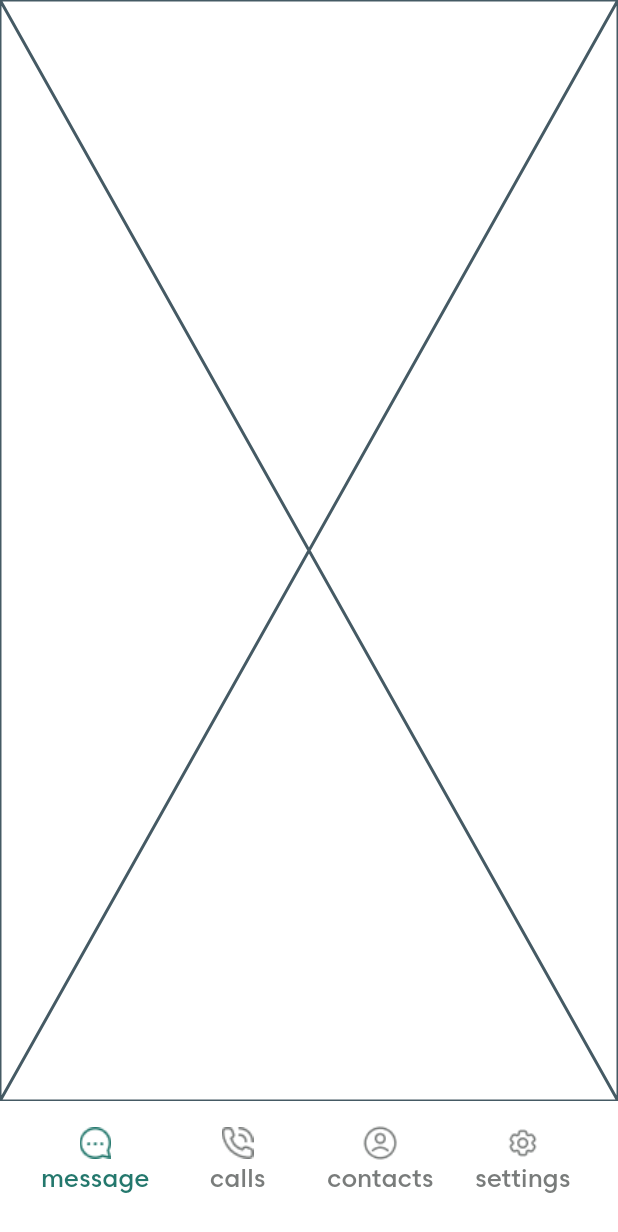
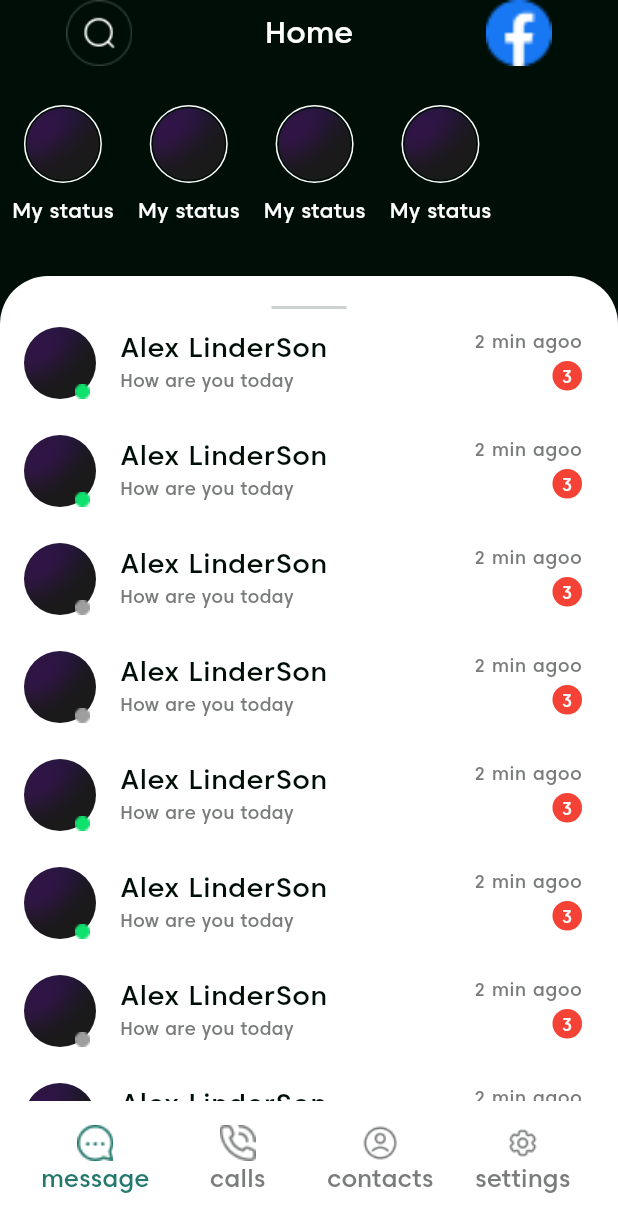
Before and after one commit to htpit1106/Chat-Box-App, a Flutter app: the MainTabChild screen opened directly, on a phone screen of 412 x 824 dp. Shown: the top 1232 px of the screen. Run offline on Flutter 3.47's test engine with Material 3 defaults, Android fonts, the phone set to English and light mode, and no system bars; drawn by our look-alikes of flutter_slidable; our stand-ins replace cloud_firestore, equatable, firebase_auth, firebase_core, flutter_bloc, flutter_secure_storage and 3 more; accounts and stored records are empty.

Commit message:
feat: Implement initial Home screen UI and enhance user profile

```diff
--- a/lib/core/constants/asset_constants.dart
+++ b/lib/core/constants/asset_constants.dart
@@ -6,6 +6,8 @@ class AssetConstants {
 
   static const String logoApp = '$_imagesBasePath/logo_app.png';
   static const String logSmall = '$_imagesBasePath/logo_small.png';
+  static const String onboardingBg = '$_imagesBasePath/onboarding_bg.png';
+
 
   // social button
   static const String google = '$_iconsBasePath/google.png';
@@ -17,4 +19,14 @@ class AssetConstants {
   static const String calls = '$_iconsBasePath/calls.png';
   static const String contacts = '$_iconsBasePath/contacts.png';
   static const String settings = '$_iconsBasePath/settings.png';
+
+  // home
+  static const String onlinePoint = '$_iconsBasePath/online_point.png';
+  static const String search = '$_iconsBasePath/search.png';
+  static const String trash = '$_iconsBasePath/trash.png';
+
+
+
+
+
 }
--- a/lib/core/widgets/image/app_assets_image.dart
+++ b/lib/core/widgets/image/app_assets_image.dart
@@ -25,7 +25,7 @@ class AppAssetImage extends StatelessWidget {
       errorBuilder: (context, url, error) {
         return _buildPlaceHolderImage();
       },
-      fit: fit,
+      fit: fit ?? BoxFit.cover,
       color: colorIcon,
     );
   }
--- a/lib/data/models/user_profile/profile_entity.dart
+++ b/lib/data/models/user_profile/profile_entity.dart
@@ -7,13 +7,25 @@ class ProfileEntity {
   final String? email;
   final String? name;
   final String? avatarUrl;
+  final bool? isOnline;
+  final DateTime? lastSeen;
+  final String? fcmToken;
+  final DateTime? createdAt;
+
+
 
   ProfileEntity({
-   this.uid,
-   this.email,
-   this.name,
-   this.avatarUrl,
-});
+    this.uid,
+    this.email,
+    this.name,
+    this.avatarUrl,
+    this.isOnline = true,
+    this.lastSeen,
+    this.fcmToken,
+    DateTime? createdAt,
+  }) : createdAt = createdAt ?? DateTime.now();
+
+
   factory ProfileEntity.fromJson(Map<String, dynamic> json) => _$ProfileEntityFromJson(json);
   Map<String, dynamic> toJson() => _$ProfileEntityToJson(this);
 
--- a/lib/features/intro/onboarding/onboarding_page.dart
+++ b/lib/features/intro/onboarding/onboarding_page.dart
@@ -45,7 +45,7 @@ class _OnboardingPageChildState extends State<OnboardingPageChild> {
         height: double.infinity,
         decoration: const BoxDecoration(
           image: DecorationImage(
-            image: AssetImage('assets/images/onboarding_bg.png'),
+            image: AssetImage(AssetConstants.onboardingBg),
             fit: BoxFit.cover,
           ),
         ),
--- a/lib/features/main/home/home_page.dart
+++ b/lib/features/main/home/home_page.dart
@@ -1,10 +1,97 @@
+import 'package:chatbox/core/constants/asset_constants.dart';
+import 'package:chatbox/core/extensions/num_extension.dart';
+import 'package:chatbox/core/theme/app_colors.dart';
+import 'package:chatbox/core/theme/app_text_style.dart';
+import 'package:chatbox/core/widgets/divider/app_divider.dart';
+import 'package:chatbox/core/widgets/image/app_assets_image.dart';
+import 'package:chatbox/features/main/home/widget/chat_item.dart';
+import 'package:chatbox/features/main/home/widget/status_item.dart';
 import 'package:flutter/material.dart';
+import 'package:flutter_slidable/flutter_slidable.dart';
 
 class HomePage extends StatelessWidget {
   const HomePage({super.key});
 
   @override
   Widget build(BuildContext context) {
-    return const Placeholder();
+    return Scaffold(
+      backgroundColor: AppColors.backgroundDark,
+      body: Column(
+        spacing: 20,
+        children: [
+          _buildHeader(),
+          Expanded(child: _buildListChats(context)),
+        ],
+      ),
+    );
+  }
+
+  Widget _buildHeader() {
+    return SafeArea(
+      child: Column(
+        spacing: 20,
+        children: [
+          Row(
+            mainAxisAlignment: MainAxisAlignment.spaceAround,
+            crossAxisAlignment: CrossAxisAlignment.center,
+            children: [
+              AppAssetImage(path: AssetConstants.search, size: Size(44, 44)),
+              Text("Home", style: AppTextStyle.white.s20.w500),
+              AppAssetImage(path: AssetConstants.facebook, size: Size(44, 44)),
+            ],
+          ),
+          SizedBox(
+            height: 100,
+            width: double.infinity,
+            child: ListView(
+              scrollDirection: Axis.horizontal,
+              children: [StatusItem(), StatusItem(), StatusItem(), StatusItem()],
+            ),
+          ),
+        ],
+      ),
+    );
+  }
+
+  Widget _buildListChats(BuildContext context) {
+    return Container(
+      width: double.infinity,
+      decoration: BoxDecoration(
+        borderRadius: BorderRadius.vertical(top: Radius.circular(32)),
+        color: Colors.white,
+      ),
+      child: Column(
+        children: [
+          SizedBox(height: 20),
+          SizedBox(
+            width: double.infinity,
+            height: 2,
+            child: VerticalDivider(color: AppColors.greyCD, thickness: 50),
+          ),
+          Expanded(
+            child: ListView(
+              children: [
+                ChatItem(
+                  onPressDelete: () {
+                  },
+                  onPressNotification: () {
+
+                  }
+                ),
+                ChatItem(),
+                ChatItem(isOnline: false, onNotification: true),
+                ChatItem(isOnline: false),
+                ChatItem(),
+                ChatItem(),
+                ChatItem(isOnline: false),
+                ChatItem(),
+                ChatItem(isOnline: false),
+                ChatItem(),
+              ],
+            ),
+          ),
+        ],
+      ),
+    );
   }
 }
--- /dev/null
+++ b/lib/features/main/home/widget/chat_item.dart
@@ -0,0 +1,138 @@
+import 'package:chatbox/core/constants/asset_constants.dart';
+import 'package:chatbox/core/extensions/num_extension.dart';
+import 'package:chatbox/core/theme/app_text_style.dart';
+import 'package:chatbox/core/widgets/image/app_assets_image.dart';
+import 'package:flutter/material.dart';
+import 'package:flutter_slidable/flutter_slidable.dart';
+
+class ChatItem extends StatelessWidget {
+  // id key
+  final String? id;
+  final String? avatar;
+  final String name;
+  final String lastMessage;
+  final String time;
+  final int unreadCount;
+  final bool isOnline;
+  final bool onNotification;
+  final VoidCallback? onPressDelete;
+  final VoidCallback? onPressNotification;
+
+
+  const ChatItem({
+    super.key,
+     this.id,
+    this.avatar,
+    this.name = "Alex LinderSon",
+    this.lastMessage = "How are you today",
+    this.time = "2 min agoo",
+    this.unreadCount = 3,
+    this.isOnline = true,
+    this.onNotification = false,
+    this.onPressDelete,
+    this.onPressNotification,
+  });
+
+  @override
+  Widget build(BuildContext context) {
+    return Slidable(
+      key: Key(id?? ""),
+      // The end action pane is the one at the right or the bottom side.
+      endActionPane: ActionPane(
+        motion: const ScrollMotion(),
+        extentRatio: 0.3,
+        openThreshold: 0.1,
+        children: [
+          Builder(
+            builder: (context) {
+              return GestureDetector(
+                onTap: () {
+                  Slidable.of(context)?.close();
+                  onPressNotification?.call();
+                },
+                child: Container(
+                  width: 44,
+                  height: 44,
+                  decoration: const BoxDecoration(color: Colors.black, shape: BoxShape.circle),
+                  child: Icon(
+                    onNotification ? Icons.notifications_active_rounded : Icons.notifications_off,
+                    color: Colors.white,
+                    size: 22,
+                  ),
+                ),
+              );
+            },
+          ),
+          16.width,
+
+          Builder(
+            builder: (context) {
+              return GestureDetector(
+                onTap: () {
+                  Slidable.of(context)?.close(); //
+                  onPressDelete?.call();
+                },
+                child: Container(
+                  width: 44,
+                  height: 44,
+                  decoration: const BoxDecoration(color: Colors.red, shape: BoxShape.circle),
+                  child: AppAssetImage(path: AssetConstants.trash, fit: BoxFit.none),
+                ),
+              );
+            },
+          ),
+        ],
+      ),
+      child: ListTile(
+        leading: Stack(
+          children: [
+            SizedBox(
+              width: 48,
+              height: 48,
+              child: ClipRRect(
+                borderRadius: BorderRadius.circular(100),
+                child: avatar == null
+                    ? AppAssetImage(path: AssetConstants.onboardingBg)
+                    : Image.network(avatar!),
+              ),
+            ),
+            Positioned(
+              bottom: 0,
+              right: 4,
+              child: AppAssetImage(
+                path: AssetConstants.onlinePoint,
+                size: Size(10, 10),
+                colorIcon: isOnline ? Color(0xFF0FE16D) : Colors.grey,
+              ),
+            ),
+          ],
+        ),
+        title: Text(
+          name,
+          style: AppTextStyle.black.s18.w500,
+          maxLines: 1,
+          overflow: TextOverflow.ellipsis,
+        ),
+        subtitle: Text(
+          lastMessage,
+          style: AppTextStyle.gray.s12,
+          maxLines: 1,
+          overflow: TextOverflow.ellipsis,
+        ),
+        trailing: Column(
+          mainAxisAlignment: MainAxisAlignment.center,
+          crossAxisAlignment: CrossAxisAlignment.end,
+          children: [
+            Text(time, style: AppTextStyle.gray.s12),
+            if (unreadCount > 0)
+              Container(
+                padding: const EdgeInsets.all(6),
+                decoration: BoxDecoration(color: Colors.red, shape: BoxShape.circle),
+                child: Text(unreadCount.toString(), style: AppTextStyle.white.s12),
+              ),
+          ],
+        ),
+      ),
+    );
+  }
+}
--- /dev/null
+++ b/lib/features/main/home/widget/status_item.dart
@@ -0,0 +1,55 @@
+import 'package:chatbox/core/constants/asset_constants.dart';
+import 'package:chatbox/core/theme/app_colors.dart';
+import 'package:chatbox/core/theme/app_text_style.dart';
+import 'package:chatbox/core/widgets/image/app_assets_image.dart';
+import 'package:flutter/material.dart';
+
+class StatusItem extends StatelessWidget {
+  final String? iconPath;
+  final String name;
+
+  // value of status
+  final double value;
+
+  const StatusItem({super.key, this.iconPath, this.name = "My status", this.value = 1});
+
+  @override
+  Widget build(BuildContext context) {
+    return Padding(
+      padding: const EdgeInsets.all(8.0),
+      child: Column(
+        spacing: 10,
+        mainAxisSize: MainAxisSize.min,
+        children: [
+          Stack(
+            alignment: Alignment.center,
+            children: [
+              SizedBox(
+                height: 48,
+                width: 48,
+                child: CircularProgressIndicator(
+                  value: value,
+                  color: AppColors.textWhite,
+                  strokeWidth: 1,
+                  strokeAlign: 3,
+                ),
+              ),
+
+              SizedBox(
+                height: 48,
+                width: 48,
+                child: ClipRRect(
+                  borderRadius: BorderRadius.circular(100),
+                  child: iconPath == null
+                      ? AppAssetImage(path: AssetConstants.onboardingBg,)
+                      : Image.network(iconPath!),
+                ),
+              ),
+            ]
+          ),
+          Text(name, style: AppTextStyle.white.s14),
+        ],
+      ),
+    );
+  }
+}
--- a/lib/repository/auth_repository.dart
+++ b/lib/repository/auth_repository.dart
@@ -36,6 +36,8 @@ class AuthRepositoryImpl implements AuthRepository {
 
   @override
   bool isLoggedIn() {
+
+    print(_auth.currentUser);
     return _auth.currentUser != null;
   }
 }
```
Also changed, not shown: assets/icons/online_point.png (added), assets/icons/search.png (added), assets/icons/trash.png (added), lib/data/models/user_profile/profile_entity.g.dart, 1 other file.
